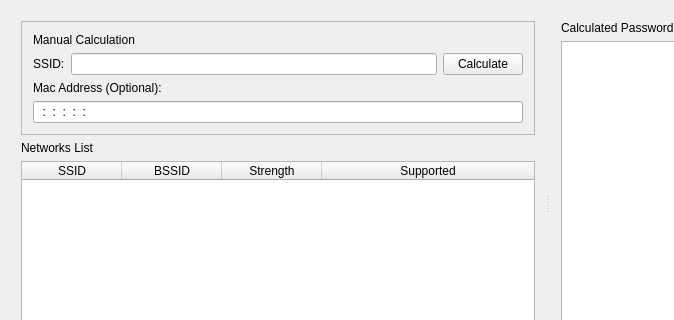
Qt form forms/routerkeygen.ui (routerkeygen/routerkeygenPC) before a commit; both pictures show x 0 to 674 and y 0 to 320 of the 934 by 431 pixel window.
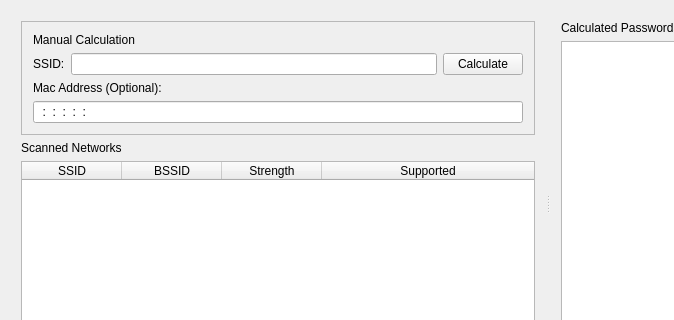
The same form after that commit. Icons and pictures are not drawn.

Commit message: Added SSID to the label of the passwords list to know which password has been calculated.

Patch:
```diff
--- a/forms/routerkeygen.ui
+++ b/forms/routerkeygen.ui
@@ -89,7 +89,7 @@
       <item>
        <widget class="QLabel" name="networkListLabel">
         <property name="text">
-         <string>Networks List</string>
+         <string>Scanned Networks</string>
         </property>
        </widget>
       </item>
```
The commit also changes 1 other file.
